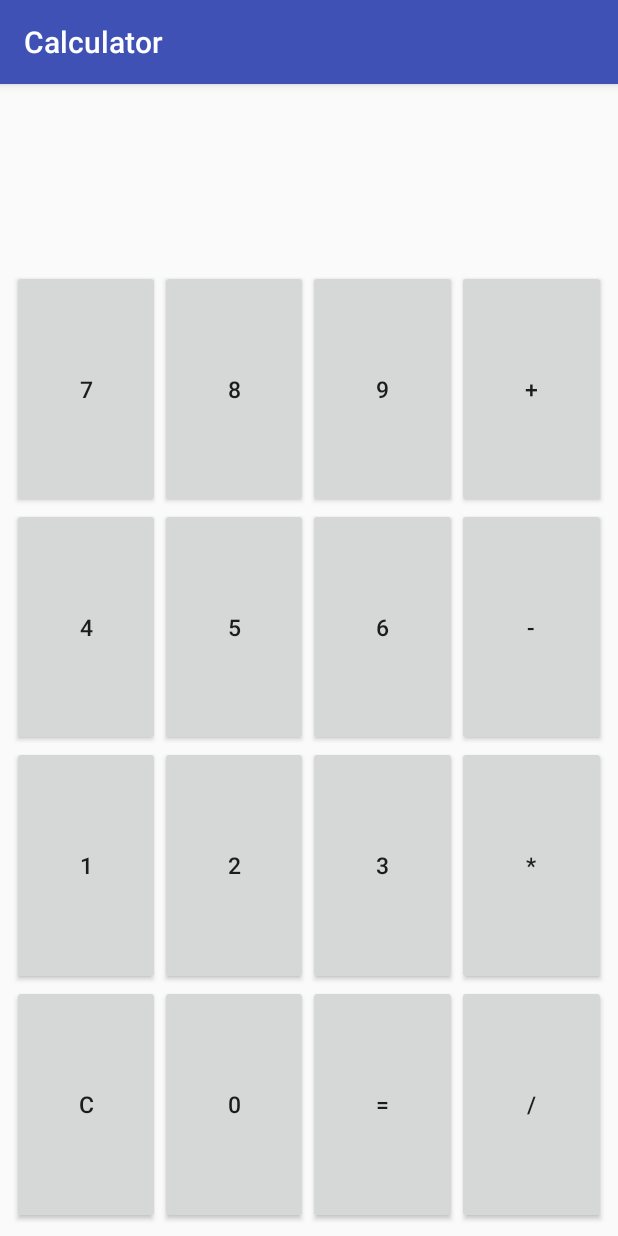
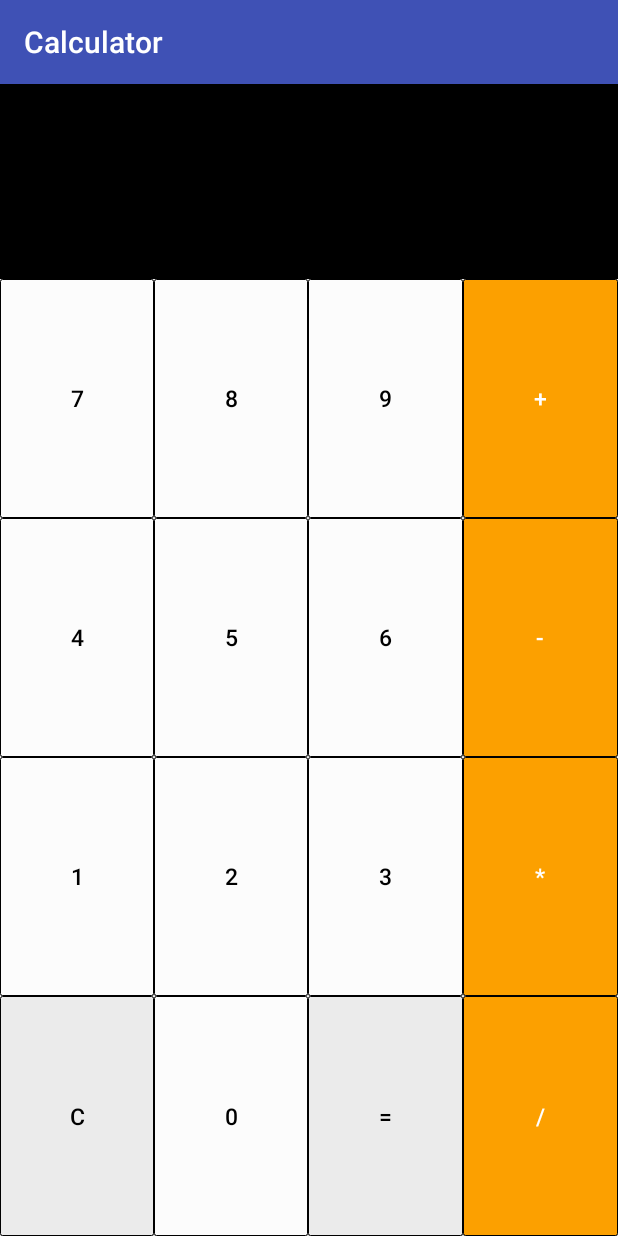
Before and after one commit to Hooooong/DAY7_Android, an Android app: the CalculatorActivity screen opened directly, with no data from a screen before it, on a phone screen of 412 x 824 dp. Run offline under Robolectric (Android 15) with nearby library versions, the phone set to English and light mode, and no system bars.

Commit message:
android studio 에서 커밋

```diff
--- a/app/src/main/java/hooooong/com/basiclayout/MainActivity.java
+++ b/app/src/main/java/hooooong/com/basiclayout/MainActivity.java
@@ -108,6 +108,7 @@ public class MainActivity extends AppCompatActivity{
                     break;
                 case R.id.btnCalculator:
                     intent = new Intent(MainActivity.this, CalculatorActivity.class);
+                    // or intent = new Intent(getBaseContext(), CalculatorActivity.class);
                     break;
 
             }
--- a/app/src/main/java/hooooong/com/basiclayout/View/CalculatorActivity.java
+++ b/app/src/main/java/hooooong/com/basiclayout/View/CalculatorActivity.java
@@ -20,20 +20,33 @@ public class CalculatorActivity extends AppCompatActivity implements ICalculator
     private CalculatorPresenter presenter;
 
     TextView valueTxt;
-    TextView progressValueTxt;
+    TextView previewTxt;
 
     @Override
     protected void onCreate(@Nullable Bundle savedInstanceState) {
         super.onCreate(savedInstanceState);
         setContentView(R.layout.activity_calculator);
 
-        valueTxt = (TextView)findViewById(R.id.valueTxt);
-        progressValueTxt = (TextView)findViewById(R.id.progressValueTxt);
+        initView();
+        initListener();
 
         presenter = new CalculatorPresenter();
         presenter.attachView(this);
         presenter.setCalculatorData(CalculatorData.getInstance());
+    }
 
+    /**
+     *
+     */
+    public void initView(){
+        valueTxt = (TextView)findViewById(R.id.valueTxt);
+        previewTxt = (TextView)findViewById(R.id.previewTxt);
+    }
+
+    /**
+     * Listener 초기화
+     */
+    public void initListener(){
         findViewById(R.id.number1).setOnClickListener(onClickListener);
         findViewById(R.id.number2).setOnClickListener(onClickListener);
         findViewById(R.id.number3).setOnClickListener(onClickListener);
@@ -50,7 +63,6 @@ public class CalculatorActivity extends AppCompatActivity implements ICalculator
         findViewById(R.id.multiple).setOnClickListener(onClickListener);
         findViewById(R.id.eqaul).setOnClickListener(onClickListener);
         findViewById(R.id.reset).setOnClickListener(onClickListener);
-
     }
 
     /**
@@ -130,12 +142,35 @@ public class CalculatorActivity extends AppCompatActivity implements ICalculator
     }
 
     @Override
-    public void setProgressValueText(String processText) {
-        progressValueTxt.setText(processText);
+    public void setPreviewText(String processText) {
+        previewTxt.setText(processText);
     }
 
     @Override
     public void setValueText(String value) {
         valueTxt.setText(value);
     }
+
+    @Override
+    public void setValueFontSize(String value) {
+        switch (value.length()){
+            case 11:
+                valueTxt.setTextSize(20);
+                break;
+            case 12:
+                break;
+            case 13:
+                break;
+            case 14:
+                break;
+            case 15:
+                break;
+            case 16:
+                break;
+            case 17:
+                break;
+            case 18:
+                break;
+        }
+    }
 }
--- a/app/src/main/java/hooooong/com/basiclayout/View/Presenter/CalculatorPresenter.java
+++ b/app/src/main/java/hooooong/com/basiclayout/View/Presenter/CalculatorPresenter.java
@@ -103,7 +103,7 @@ public class CalculatorPresenter implements ICalculator.Presenter{
                 calculation += txt;
             }
 
-            view.setProgressValueText(calculation);
+            view.setPreviewText(calculation);
         }
     }
 
@@ -120,7 +120,7 @@ public class CalculatorPresenter implements ICalculator.Presenter{
 
         calculatorData.setProgressValue(numberArray);
         view.setValueText("");
-        view.setProgressValueText("");
+        view.setPreviewText("");
     }
 
     /**
@@ -274,7 +274,7 @@ public class CalculatorPresenter implements ICalculator.Presenter{
             view.setValueText(numberArray.get(0));
 
             calculation += "=";
-            view.setProgressValueText(calculation);
+            view.setPreviewText(calculation);
         }
     }
 
--- a/app/src/main/java/hooooong/com/basiclayout/View/Presenter/ICalculator.java
+++ b/app/src/main/java/hooooong/com/basiclayout/View/Presenter/ICalculator.java
@@ -11,9 +11,12 @@ public interface ICalculator {
     interface View{
 
         // 연산식을 보여주기 위한 메소드
-        void setProgressValueText(String processText);
+        void setPreviewText(String processText);
         // 현재 누른 값과 결과값을 보여주기 위한 메소드
         void setValueText(String value);
+
+        // fontSize 체크
+        void setValueFontSize(String value);
     }
 
     interface Presenter{
--- /dev/null
+++ b/app/src/main/res/drawable/calculate_button.xml
@@ -0,0 +1,13 @@
+<?xml version="1.0" encoding="utf-8"?>
+<shape xmlns:android="http://schemas.android.com/apk/res/android" android:shape="rectangle" >
+    <corners
+        android:radius="1dp"
+        />
+    <solid
+        android:color="#FCA000"
+        />
+    <stroke
+        android:width="0.3dp"
+        android:color="#000000"
+        />
+</shape>
--- /dev/null
+++ b/app/src/main/res/drawable/calculate_button_select.xml
@@ -0,0 +1,13 @@
+<?xml version="1.0" encoding="utf-8"?>
+<shape xmlns:android="http://schemas.android.com/apk/res/android" android:shape="rectangle" >
+    <corners
+        android:radius="1dp"
+        />
+    <solid
+        android:color="#D98A00"
+        />
+    <stroke
+        android:width="0.3dp"
+        android:color="#000000"
+        />
+</shape>
--- /dev/null
+++ b/app/src/main/res/drawable/calculate_button_selector.xml
@@ -0,0 +1,6 @@
+<?xml version="1.0" encoding="utf-8"?>
+<selector xmlns:android="http://schemas.android.com/apk/res/android">
+    <item android:drawable="@drawable/calculate_button_select" android:state_selected="true" />
+    <item android:drawable="@drawable/calculate_button_select" android:state_pressed="true" />
+    <item android:drawable="@drawable/calculate_button" />
+</selector>
--- /dev/null
+++ b/app/src/main/res/drawable/number_button.xml
@@ -0,0 +1,13 @@
+<?xml version="1.0" encoding="utf-8"?>
+<shape xmlns:android="http://schemas.android.com/apk/res/android" android:shape="rectangle" >
+    <corners
+        android:radius="1dp"
+        />
+    <solid
+        android:color="#FCFCFC"
+        />
+    <stroke
+        android:width="0.3dp"
+        android:color="#000000"
+        />
+</shape>
--- /dev/null
+++ b/app/src/main/res/drawable/number_button_select.xml
@@ -0,0 +1,13 @@
+<?xml version="1.0" encoding="utf-8"?>
+<shape xmlns:android="http://schemas.android.com/apk/res/android" android:shape="rectangle" >
+    <corners
+        android:radius="1dp"
+        />
+    <solid
+        android:color="#BDBDBD"
+        />
+    <stroke
+        android:width="0.3dp"
+        android:color="#000000"
+        />
+</shape>
--- /dev/null
+++ b/app/src/main/res/drawable/number_button_selector.xml
@@ -0,0 +1,6 @@
+<?xml version="1.0" encoding="utf-8"?>
+<selector xmlns:android="http://schemas.android.com/apk/res/android">
+    <item android:drawable="@drawable/number_button_select" android:state_selected="true" />
+    <item android:drawable="@drawable/number_button_select" android:state_pressed="true" />
+    <item android:drawable="@drawable/number_button" />
+</selector>
--- /dev/null
+++ b/app/src/main/res/drawable/result_button.xml
@@ -0,0 +1,13 @@
+<?xml version="1.0" encoding="utf-8"?>
+<shape xmlns:android="http://schemas.android.com/apk/res/android" android:shape="rectangle" >
+    <corners
+        android:radius="1dp"
+        />
+    <solid
+        android:color="#EBEBEB"
+        />
+    <stroke
+        android:width="0.3dp"
+        android:color="#000000"
+        />
+</shape>
--- /dev/null
+++ b/app/src/main/res/drawable/result_button_select.xml
@@ -0,0 +1,13 @@
+<?xml version="1.0" encoding="utf-8"?>
+<shape xmlns:android="http://schemas.android.com/apk/res/android" android:shape="rectangle" >
+    <corners
+        android:radius="1dp"
+        />
+    <solid
+        android:color="#BDBDBD"
+        />
+    <stroke
+        android:width="0.3dp"
+        android:color="#000000"
+        />
+</shape>
--- /dev/null
+++ b/app/src/main/res/drawable/result_button_selector.xml
@@ -0,0 +1,6 @@
+<?xml version="1.0" encoding="utf-8"?>
+<selector xmlns:android="http://schemas.android.com/apk/res/android">
+    <item android:drawable="@drawable/result_button_select" android:state_selected="true" />
+    <item android:drawable="@drawable/result_button_select" android:state_pressed="true" />
+    <item android:drawable="@drawable/result_button" />
+</selector>
--- a/app/src/main/res/layout/activity_calculator.xml
+++ b/app/src/main/res/layout/activity_calculator.xml
@@ -7,44 +7,50 @@
     android:layout_height="match_parent"
     android:orientation="vertical">
 
+    <!--
+    크기 단위 표시
+    dp (dip) : Density independent Pixel
+    sp       : Scale independent Pixel
+
+    색상표
+    #000000 ~ #FFFFFF 까지 표시 가능
+    R G B -> 두자리씩 가리키고 있음
+    투명도가 포함되면 8자리
+    #00000000 ~ #FFFFFFFF
+    T R G B (Translucent(trnsparency))
+    -->
     <TextView
-        android:id="@+id/progressValueTxt"
+        android:id="@+id/previewTxt"
         android:layout_width="0dp"
         android:layout_height="30dp"
-        android:layout_margin="8dp"
-        android:layout_marginEnd="8dp"
-        android:layout_marginLeft="8dp"
-        android:layout_marginRight="8dp"
-        android:layout_marginStart="8dp"
         android:textAlignment="textEnd"
         app:layout_constraintHorizontal_bias="0.0"
         app:layout_constraintLeft_toLeftOf="parent"
         app:layout_constraintRight_toRightOf="parent"
         app:layout_constraintTop_toTopOf="parent"
         tools:layout_constraintLeft_creator="1"
-        tools:layout_constraintRight_creator="1" />
+        tools:layout_constraintRight_creator="1"
+        android:textColor="#FFFFFF"
+        android:background="@android:color/black"/>
 
     <TextView
         android:id="@+id/valueTxt"
         android:layout_width="0dp"
-        android:layout_height="70dp"
-        android:layout_margin="8dp"
-        android:layout_marginEnd="8dp"
-        android:layout_marginLeft="8dp"
-        android:layout_marginRight="8dp"
-        android:layout_marginStart="8dp"
+        android:layout_height="100dp"
         android:textAlignment="textEnd"
+        android:gravity="bottom"
         android:textSize="60dp"
         app:layout_constraintLeft_toLeftOf="parent"
         app:layout_constraintRight_toRightOf="parent"
-        app:layout_constraintTop_toBottomOf="@+id/progressValueTxt"
+        app:layout_constraintTop_toBottomOf="@+id/previewTxt"
         tools:layout_constraintLeft_creator="1"
-        tools:layout_constraintRight_creator="1" />
+        tools:layout_constraintRight_creator="1"
+        android:background="@android:color/black"
+        android:textColor="#FFFFFF"/>
 
     <LinearLayout
         android:layout_width="0dp"
         android:layout_height="0dp"
-        android:layout_margin="8dp"
         android:orientation="vertical"
         android:weightSum="4"
         app:layout_constraintBottom_toBottomOf="parent"
@@ -65,7 +71,10 @@
                 android:layout_height="match_parent"
                 android:layout_weight="1"
                 android:text="7"
-                android:textSize="15dp"/>
+                android:textSize="15dp"
+                android:textColor="#000000"
+                android:background="@drawable/number_button_selector"
+                />
 
             <Button
                 android:id="@+id/number8"
@@ -73,7 +82,9 @@
                 android:layout_height="match_parent"
                 android:layout_weight="1"
                 android:text="8"
-                android:textSize="15dp"/>
+                android:textSize="15dp"
+                android:textColor="#000000"
+                android:background="@drawable/number_button_selector"/>
 
             <Button
                 android:id="@+id/number9"
@@ -81,7 +92,9 @@
                 android:layout_height="match_parent"
                 android:layout_weight="1"
                 android:text="9"
-                android:textSize="15dp"/>
+                android:textSize="15dp"
+                android:textColor="#000000"
+                android:background="@drawable/number_button_selector"/>
 
             <Button
                 android:id="@+id/plus"
@@ -89,7 +102,9 @@
                 android:layout_height="match_parent"
                 android:layout_weight="1"
                 android:text="+"
-                android:textSize="15dp"/>
+                android:textSize="15dp"
+                android:textColor="#FFFFFF"
+                android:background="@drawable/calculate_button_selector"/>
         </LinearLayout>
 
         <LinearLayout
@@ -105,7 +120,9 @@
                 android:layout_height="match_parent"
                 android:layout_weight="1"
                 android:text="4"
-                android:textSize="15dp"/>
+                android:textSize="15dp"
+                android:textColor="#000000"
+                android:background="@drawable/number_button_selector"/>
 
             <Button
                 android:id="@+id/number5"
@@ -113,7 +130,9 @@
                 android:layout_height="match_parent"
                 android:layout_weight="1"
                 android:text="5"
-                android:textSize="15dp"/>
+                android:textSize="15dp"
+                android:textColor="#000000"
+                android:background="@drawable/number_button_selector"/>
 
             <Button
                 android:id="@+id/number6"
@@ -121,7 +140,9 @@
                 android:layout_height="match_parent"
                 android:layout_weight="1"
                 android:text="6"
-                android:textSize="15dp"/>
+                android:textSize="15dp"
+                android:textColor="#000000"
+                android:background="@drawable/number_button_selector"/>
 
             <Button
                 android:id="@+id/minus"
@@ -129,7 +150,9 @@
                 android:layout_height="match_parent"
                 android:layout_weight="1"
                 android:text="-"
-                android:textSize="15dp"/>
+                android:textSize="15dp"
+                android:textColor="#FFFFFF"
+                android:background="@drawable/calculate_button_selector"/>
         </LinearLayout>
 
         <LinearLayout
@@ -145,7 +168,9 @@
                 android:layout_height="match_parent"
                 android:layout_weight="1"
                 android:text="1"
-                android:textSize="15dp"/>
+                android:textSize="15dp"
+                android:textColor="#000000"
+                android:background="@drawable/number_button_selector"/>
 
             <Button
                 android:id="@+id/number2"
@@ -153,7 +178,9 @@
                 android:layout_height="match_parent"
                 android:layout_weight="1"
                 android:text="2"
-                android:textSize="15dp"/>
+                android:textSize="15dp"
+                android:textColor="#000000"
+                android:background="@drawable/number_button_selector"/>
 
             <Button
                 android:id="@+id/number3"
@@ -161,7 +188,9 @@
                 android:layout_height="match_parent"
                 android:layout_weight="1"
                 android:text="3"
-                android:textSize="15dp"/>
+                android:textSize="15dp"
+                android:textColor="#000000"
+                android:background="@drawable/number_button_selector"/>
 
             <Button
                 android:id="@+id/multiple"
@@ -169,7 +198,9 @@
                 android:layout_height="match_parent"
                 android:layout_weight="1"
                 android:text="*"
-                android:textSize="15dp"/>
+                android:textSize="15dp"
+                android:textColor="#FFFFFF"
+                android:background="@drawable/calculate_button_selector"/>
         </LinearLayout>
 
         <LinearLayout
@@ -185,7 +216,9 @@
                 android:layout_height="match_parent"
                 android:layout_weight="1"
                 android:text="C"
-                android:textSize="15dp"/>
+                android:textSize="15dp"
+                android:textColor="#000000"
+                android:background="@drawable/result_button_selector"/>
 
             <Button
                 android:id="@+id/number0"
@@ -193,7 +226,9 @@
                 android:layout_height="match_parent"
                 android:layout_weight="1"
                 android:text="0"
-                android:textSize="15dp"/>
+                android:textSize="15dp"
+                android:textColor="#000000"
+                android:background="@drawable/number_button_selector"/>
 
             <Button
                 android:id="@+id/eqaul"
@@ -201,7 +236,10 @@
                 android:layout_height="match_parent"
                 android:layout_weight="1"
                 android:text="="
-                android:textSize="15dp"/>
+                android:textSize="15dp"
+                android:textColor="#000000"
+                android:background="@drawable/result_button_selector"
+                />
 
             <Button
                 android:id="@+id/division"
@@ -209,7 +247,9 @@
                 android:layout_height="match_parent"
                 android:layout_weight="1"
                 android:text="/"
-                android:textSize="15dp"/>
+                android:textSize="15dp"
+                android:textColor="#FFFFFF"
+                android:background="@drawable/calculate_button_selector"/>
 
 
         </LinearLayout>
```
Also changed, not shown: 1 other file.
